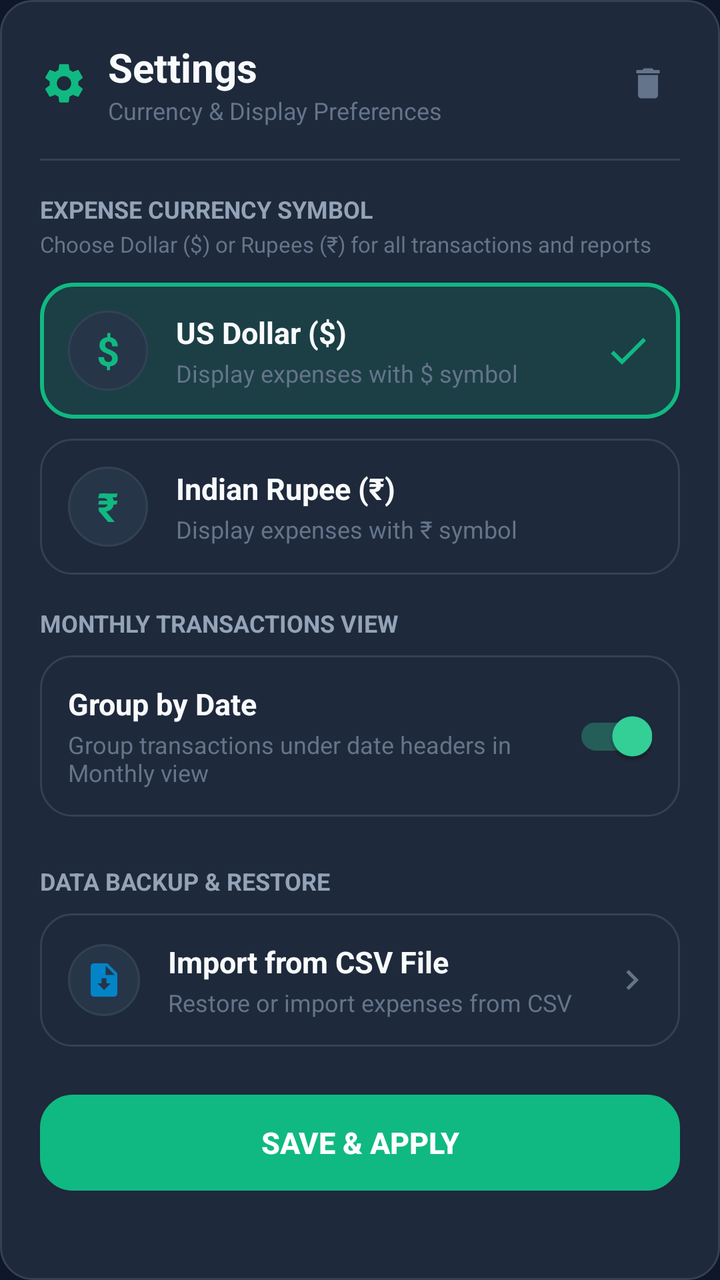
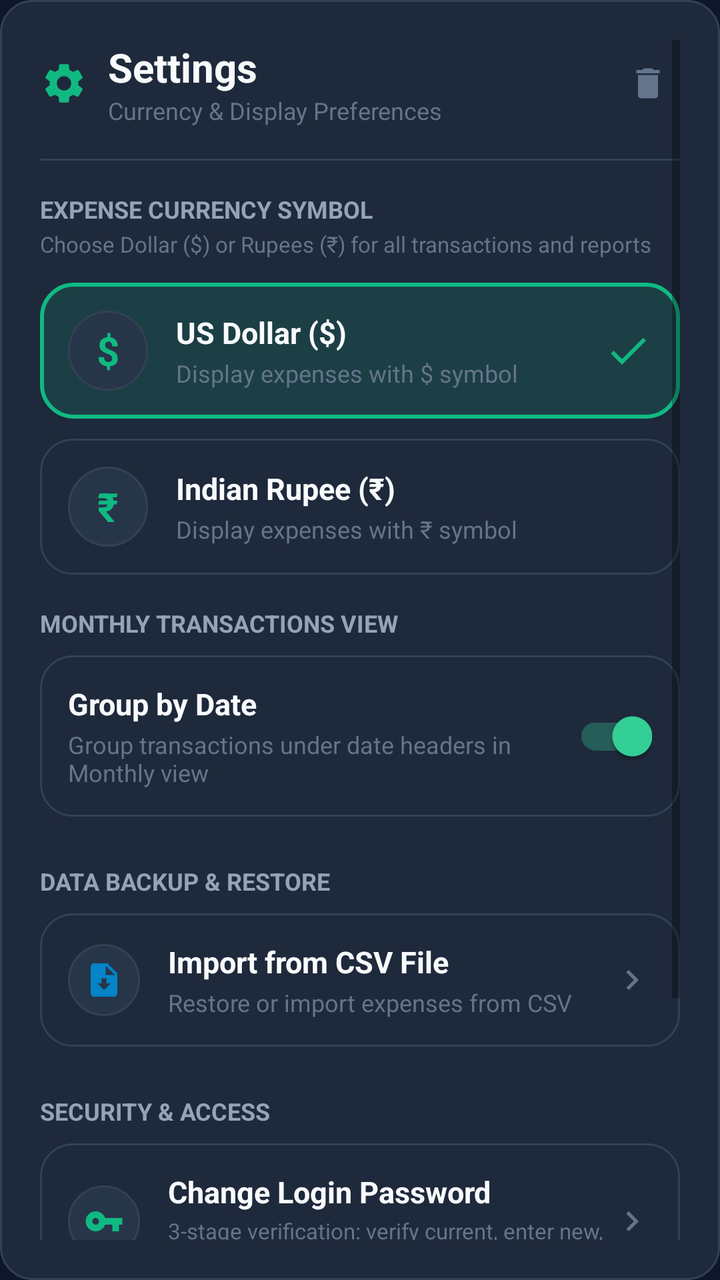

Two renders of the same Android screen: before a commit and after it. Below are the layout's source before the change and the commit's diff.
<!-- AndroidManifest.xml: application theme Theme.ExpenseTracker -->
<!-- res/layout/dialog_settings.xml -->
<?xml version="1.0" encoding="utf-8"?>
<ScrollView xmlns:android="http://schemas.android.com/apk/res/android"
    xmlns:app="http://schemas.android.com/apk/res-auto"
    xmlns:tools="http://schemas.android.com/tools"
    android:layout_width="match_parent"
    android:layout_height="wrap_content"
    android:background="@drawable/bg_card"
    android:padding="20dp">

    <LinearLayout
        android:layout_width="match_parent"
        android:layout_height="wrap_content"
        android:orientation="vertical">

        
        <LinearLayout
            android:layout_width="match_parent"
            android:layout_height="wrap_content"
            android:gravity="center_vertical"
            android:orientation="horizontal">

            <ImageView
                android:layout_width="24dp"
                android:layout_height="24dp"
                android:contentDescription="Settings"
                android:src="@drawable/ic_settings"
                app:tint="@color/primary" />

            <LinearLayout
                android:layout_width="0dp"
                android:layout_height="wrap_content"
                android:layout_marginStart="10dp"
                android:layout_weight="1"
                android:orientation="vertical">

                <TextView
                    android:layout_width="wrap_content"
                    android:layout_height="wrap_content"
                    android:text="Settings"
                    android:textColor="@color/text_primary"
                    android:textSize="20sp"
                    android:textStyle="bold" />

                <TextView
                    android:layout_width="wrap_content"
                    android:layout_height="wrap_content"
                    android:text="Currency &amp; Display Preferences"
                    android:textColor="@color/text_muted"
                    android:textSize="12sp" />
            </LinearLayout>

            <ImageView
                android:id="@+id/btnCloseSettings"
                android:layout_width="32dp"
                android:layout_height="32dp"
                android:background="?android:attr/selectableItemBackgroundBorderless"
                android:contentDescription="Close"
                android:padding="6dp"
                android:src="@drawable/ic_delete"
                app:tint="@color/text_muted" />
        </LinearLayout>

        
        <View
            android:layout_width="match_parent"
            android:layout_height="1dp"
            android:layout_marginTop="16dp"
            android:layout_marginBottom="16dp"
            android:background="@color/surface_border" />

        
        <TextView
            android:layout_width="wrap_content"
            android:layout_height="wrap_content"
            android:text="EXPENSE CURRENCY SYMBOL"
            android:textColor="@color/text_secondary"
            android:textSize="12sp"
            android:textStyle="bold" />

        <TextView
            android:layout_width="wrap_content"
            android:layout_height="wrap_content"
            android:layout_marginTop="2dp"
            android:layout_marginBottom="12dp"
            android:text="Choose Dollar ($) or Rupees (₹) for all transactions and reports"
            android:textColor="@color/text_muted"
            android:textSize="11sp" />

        
        <LinearLayout
            android:id="@+id/cardCurrencyDollar"
            android:layout_width="match_parent"
            android:layout_height="wrap_content"
            android:layout_marginBottom="10dp"
            android:background="@drawable/bg_card_selected"
            android:clickable="true"
            android:focusable="true"
            android:foreground="?android:attr/selectableItemBackground"
            android:gravity="center_vertical"
            android:orientation="horizontal"
            android:padding="14dp">

            <TextView
                android:layout_width="40dp"
                android:layout_height="40dp"
                android:background="@drawable/bg_circle_icon"
                android:gravity="center"
                android:text="$"
                android:textColor="@color/primary"
                android:textSize="20sp"
                android:textStyle="bold" />

            <LinearLayout
                android:layout_width="0dp"
                android:layout_height="wrap_content"
                android:layout_marginStart="14dp"
                android:layout_weight="1"
                android:orientation="vertical">

                <TextView
                    android:layout_width="wrap_content"
                    android:layout_height="wrap_content"
                    android:text="US Dollar ($)"
                    android:textColor="@color/text_primary"
                    android:textSize="15sp"
                    android:textStyle="bold" />

                <TextView
                    android:layout_width="wrap_content"
                    android:layout_height="wrap_content"
                    android:layout_marginTop="2dp"
                    android:text="Display expenses with $ symbol"
                    android:textColor="@color/text_muted"
                    android:textSize="12sp" />
            </LinearLayout>

            <ImageView
                android:id="@+id/ivCheckDollar"
                android:layout_width="24dp"
                android:layout_height="24dp"
                android:contentDescription="Selected"
                android:src="@drawable/ic_check" />
        </LinearLayout>

        
        <LinearLayout
            android:id="@+id/cardCurrencyRupee"
            android:layout_width="match_parent"
            android:layout_height="wrap_content"
            android:layout_marginBottom="16dp"
            android:background="@drawable/bg_card"
            android:clickable="true"
            android:focusable="true"
            android:foreground="?android:attr/selectableItemBackground"
            android:gravity="center_vertical"
            android:orientation="horizontal"
            android:padding="14dp">

            <TextView
                android:layout_width="40dp"
                android:layout_height="40dp"
                android:background="@drawable/bg_circle_icon"
                android:gravity="center"
                android:text="₹"
                android:textColor="@color/primary"
                android:textSize="20sp"
                android:textStyle="bold" />

            <LinearLayout
                android:layout_width="0dp"
                android:layout_height="wrap_content"
                android:layout_marginStart="14dp"
                android:layout_weight="1"
                android:orientation="vertical">

                <TextView
                    android:layout_width="wrap_content"
                    android:layout_height="wrap_content"
                    android:text="Indian Rupee (₹)"
                    android:textColor="@color/text_primary"
                    android:textSize="15sp"
                    android:textStyle="bold" />

                <TextView
                    android:layout_width="wrap_content"
                    android:layout_height="wrap_content"
                    android:layout_marginTop="2dp"
                    android:text="Display expenses with ₹ symbol"
                    android:textColor="@color/text_muted"
                    android:textSize="12sp" />
            </LinearLayout>

            <ImageView
                android:id="@+id/ivCheckRupee"
                android:layout_width="24dp"
                android:layout_height="24dp"
                android:contentDescription="Selected"
                android:src="@drawable/ic_check"
                android:visibility="gone" />
        </LinearLayout>

        
        <TextView
            android:layout_width="wrap_content"
            android:layout_height="wrap_content"
            android:text="MONTHLY TRANSACTIONS VIEW"
            android:textColor="@color/text_secondary"
            android:textSize="12sp"
            android:textStyle="bold" />

        <LinearLayout
            android:layout_width="match_parent"
            android:layout_height="wrap_content"
            android:layout_marginTop="8dp"
            android:layout_marginBottom="24dp"
            android:background="@drawable/bg_card"
            android:gravity="center_vertical"
            android:orientation="horizontal"
            android:padding="14dp">

            <LinearLayout
                android:layout_width="0dp"
                android:layout_height="wrap_content"
                android:layout_weight="1"
                android:orientation="vertical">

                <TextView
                    android:layout_width="wrap_content"
                    android:layout_height="wrap_content"
                    android:text="Group by Date"
                    android:textColor="@color/text_primary"
                    android:textSize="15sp"
                    android:textStyle="bold" />

                <TextView
                    android:layout_width="wrap_content"
                    android:layout_height="wrap_content"
                    android:layout_marginTop="2dp"
                    android:text="Group transactions under date headers in Monthly view"
                    android:textColor="@color/text_muted"
                    android:textSize="12sp" />
            </LinearLayout>

            <androidx.appcompat.widget.SwitchCompat
                android:id="@+id/switchGroupByDate"
                android:layout_width="wrap_content"
                android:layout_height="wrap_content"
                android:checked="true" />
        </LinearLayout>

        
        <TextView
            android:layout_width="wrap_content"
            android:layout_height="wrap_content"
            android:text="DATA BACKUP &amp; RESTORE"
            android:textColor="@color/text_secondary"
            android:textSize="12sp"
            android:textStyle="bold" />

        <LinearLayout
            android:id="@+id/cardSettingsImportCsv"
            android:layout_width="match_parent"
            android:layout_height="wrap_content"
            android:layout_marginTop="8dp"
            android:layout_marginBottom="24dp"
            android:background="@drawable/bg_card"
            android:clickable="true"
            android:focusable="true"
            android:foreground="?android:attr/selectableItemBackground"
            android:gravity="center_vertical"
            android:orientation="horizontal"
            android:padding="14dp">

            <ImageView
                android:layout_width="36dp"
                android:layout_height="36dp"
                android:background="@drawable/bg_circle_icon"
                android:padding="8dp"
                android:src="@drawable/ic_import" />

            <LinearLayout
                android:layout_width="0dp"
                android:layout_height="wrap_content"
                android:layout_marginStart="14dp"
                android:layout_weight="1"
                android:orientation="vertical">

                <TextView
                    android:layout_width="wrap_content"
                    android:layout_height="wrap_content"
                    android:text="Import from CSV File"
                    android:textColor="@color/text_primary"
                    android:textSize="15sp"
                    android:textStyle="bold" />

                <TextView
                    android:layout_width="wrap_content"
                    android:layout_height="wrap_content"
                    android:layout_marginTop="2dp"
                    android:text="Restore or import expenses from CSV"
                    android:textColor="@color/text_muted"
                    android:textSize="12sp" />
            </LinearLayout>

            <ImageView
                android:layout_width="20dp"
                android:layout_height="20dp"
                android:src="@drawable/ic_arrow_right"
                app:tint="@color/text_muted" />
        </LinearLayout>

        
        <androidx.appcompat.widget.AppCompatButton
            android:id="@+id/btnApplySettings"
            android:layout_width="match_parent"
            android:layout_height="48dp"
            android:background="@drawable/bg_card"
            android:backgroundTint="@color/primary"
            android:stateListAnimator="@null"
            android:text="Save &amp; Apply"
            android:textColor="@color/white"
            android:textSize="15sp"
            android:textStyle="bold" />

    </LinearLayout>
</ScrollView>
<!-- resources referenced by this layout -->
<resources>
  <color name="primary">#10B981</color>
  <color name="surface_border">#334155</color>
  <color name="text_muted">#64748B</color>
  <color name="text_primary">#F8FAFC</color>
  <color name="text_secondary">#94A3B8</color>
  <color name="white">#FFFFFF</color>
  <!-- drawable bg_card (drawable) -->
  <?xml version="1.0" encoding="utf-8"?>
  <shape xmlns:android="http://schemas.android.com/apk/res/android"
      android:shape="rectangle">
      <corners android:radius="16dp" />
      <solid android:color="@color/surface" />
      <stroke
          android:width="1dp"
          android:color="@color/surface_border" />
  </shape>
  <!-- drawable bg_card_selected (drawable) -->
  <?xml version="1.0" encoding="utf-8"?>
  <shape xmlns:android="http://schemas.android.com/apk/res/android"
      android:shape="rectangle">
      <corners android:radius="16dp" />
      <solid android:color="#2610B981" />
      <stroke
          android:width="2dp"
          android:color="@color/primary" />
  </shape>
  <!-- drawable bg_circle_icon (drawable) -->
  <?xml version="1.0" encoding="utf-8"?>
  <shape xmlns:android="http://schemas.android.com/apk/res/android"
      android:shape="oval">
      <solid android:color="@color/surface_variant" />
      <stroke
          android:width="1dp"
          android:color="@color/surface_border" />
  </shape>
  <!-- drawable ic_arrow_right (drawable) -->
  <vector xmlns:android="http://schemas.android.com/apk/res/android"
      android:width="24dp"
      android:height="24dp"
      android:viewportWidth="24"
      android:viewportHeight="24">
      <path
          android:fillColor="#F8FAFC"
          android:pathData="M8.59,16.59L10,18L16,12L10,6L8.59,7.41L13.17,12L8.59,16.59Z" />
  </vector>
  <!-- drawable ic_check (drawable) -->
  <vector xmlns:android="http://schemas.android.com/apk/res/android"
      android:width="20dp"
      android:height="20dp"
      android:viewportWidth="24"
      android:viewportHeight="24">
      <path
          android:fillColor="#10B981"
          android:pathData="M9,16.17L4.83,12l-1.42,1.41L9,19 21,7l-1.41,-1.41z" />
  </vector>
  <!-- drawable ic_delete (drawable) -->
  <vector xmlns:android="http://schemas.android.com/apk/res/android"
      android:width="24dp"
      android:height="24dp"
      android:viewportWidth="24"
      android:viewportHeight="24">
      <path
          android:fillColor="#EF4444"
          android:pathData="M6,19A2,2 0 0,0 8,21H16A2,2 0 0,0 18,19V7H6V19M19,4H15.5L14.5,3H9.5L8.5,4H5V6H19V4Z" />
  </vector>
  <!-- drawable ic_import (drawable) -->
  <vector xmlns:android="http://schemas.android.com/apk/res/android"
      android:width="24dp"
      android:height="24dp"
      android:viewportWidth="24"
      android:viewportHeight="24">
      <path
          android:fillColor="#0284C7"
          android:pathData="M14,2H6C4.9,2 4,2.9 4,4v16c0,1.1 0.9,2 2,2h12c1.1,0 2,-0.9 2,-2V8L14,2zM12,18l-4,-4h2.5v-3h3v3H16L12,18zM13,9V3.5L18.5,9H13z" />
  </vector>
  <color name="surface">#1E293B</color>
  <color name="surface_variant">#273549</color>
  <color name="primary_dark">#059669</color>
  <color name="primary_light">#34D399</color>
  <color name="background">#0F172A</color>
  <!-- unchanged entries left out for length: 2 -->
</resources>

<!-- the commit's change to res/layout/dialog_settings.xml (unified diff, before → after) -->
@@ -310,6 +310,122 @@
         </LinearLayout>
 
         
+        <TextView
+            android:layout_width="wrap_content"
+            android:layout_height="wrap_content"
+            android:text="SECURITY &amp; ACCESS"
+            android:textColor="@color/text_secondary"
+            android:textSize="12sp"
+            android:textStyle="bold" />
+
+        
+        <LinearLayout
+            android:id="@+id/btnChangePassword"
+            android:layout_width="match_parent"
+            android:layout_height="wrap_content"
+            android:layout_marginTop="8dp"
+            android:layout_marginBottom="10dp"
+            android:background="@drawable/bg_card"
+            android:clickable="true"
+            android:focusable="true"
+            android:foreground="?android:attr/selectableItemBackground"
+            android:gravity="center_vertical"
+            android:orientation="horizontal"
+            android:padding="14dp">
+
+            <ImageView
+                android:layout_width="36dp"
+                android:layout_height="36dp"
+                android:background="@drawable/bg_circle_icon"
+                android:padding="8dp"
+                android:src="@drawable/ic_key"
+                app:tint="@color/primary" />
+
+            <LinearLayout
+                android:layout_width="0dp"
+                android:layout_height="wrap_content"
+                android:layout_marginStart="14dp"
+                android:layout_weight="1"
+                android:orientation="vertical">
+
+                <TextView
+                    android:layout_width="wrap_content"
+                    android:layout_height="wrap_content"
+                    android:text="Change Login Password"
+                    android:textColor="@color/text_primary"
+                    android:textSize="15sp"
+                    android:textStyle="bold" />
+
+                <TextView
+                    android:layout_width="wrap_content"
+                    android:layout_height="wrap_content"
+                    android:layout_marginTop="2dp"
+                    android:text="3-stage verification: verify current, enter new, confirm"
+                    android:textColor="@color/text_muted"
+                    android:textSize="11sp" />
+            </LinearLayout>
+
+            <ImageView
+                android:layout_width="20dp"
+                android:layout_height="20dp"
+                android:src="@drawable/ic_arrow_right"
+                app:tint="@color/text_muted" />
+        </LinearLayout>
+
+        
+        <LinearLayout
+            android:id="@+id/btnLockApp"
+            android:layout_width="match_parent"
+            android:layout_height="wrap_content"
+            android:layout_marginBottom="16dp"
+            android:background="@drawable/bg_card"
+            android:clickable="true"
+            android:focusable="true"
+            android:foreground="?android:attr/selectableItemBackground"
+            android:gravity="center_vertical"
+            android:orientation="horizontal"
+            android:padding="14dp">
+
+            <ImageView
+                android:layout_width="36dp"
+                android:layout_height="36dp"
+                android:background="@drawable/bg_circle_icon"
+                android:padding="8dp"
+                android:src="@drawable/ic_arrow_left"
+                app:tint="@color/gold_badge" />
+
+            <LinearLayout
+                android:layout_width="0dp"
+                android:layout_height="wrap_content"
+                android:layout_marginStart="14dp"
+                android:layout_weight="1"
+                android:orientation="vertical">
+
+                <TextView
+                    android:layout_width="wrap_content"
+                    android:layout_height="wrap_content"
+                    android:text="Lock App Now"
+                    android:textColor="@color/text_primary"
+                    android:textSize="15sp"
+                    android:textStyle="bold" />
+
+                <TextView
+                    android:layout_width="wrap_content"
+                    android:layout_height="wrap_content"
+                    android:layout_marginTop="2dp"
+                    android:text="Require Master PIN to re-access the application"
+                    android:textColor="@color/text_muted"
+                    android:textSize="11sp" />
+            </LinearLayout>
+
+            <ImageView
+                android:layout_width="20dp"
+                android:layout_height="20dp"
+                android:src="@drawable/ic_arrow_right"
+                app:tint="@color/text_muted" />
+        </LinearLayout>
+
+        
         <androidx.appcompat.widget.AppCompatButton
             android:id="@+id/btnApplySettings"
             android:layout_width="match_parent"
<!-- resource entries referenced after the edit -->
@@ -1,5 +1,6 @@
 <!-- resources referenced by this layout -->
 <resources>
+  <color name="gold_badge">#FBBF24</color>
   <color name="primary">#10B981</color>
   <color name="surface_border">#334155</color>
   <color name="text_muted">#64748B</color>
@@ -35,6 +36,16 @@
           android:width="1dp"
           android:color="@color/surface_border" />
   </shape>
+  <!-- drawable ic_arrow_left (drawable) -->
+  <vector xmlns:android="http://schemas.android.com/apk/res/android"
+      android:width="24dp"
+      android:height="24dp"
+      android:viewportWidth="24"
+      android:viewportHeight="24">
+      <path
+          android:fillColor="#F8FAFC"
+          android:pathData="M15.41,7.41L14,6L8,12L14,18L15.41,16.59L10.83,12L15.41,7.41Z" />
+  </vector>
   <!-- drawable ic_arrow_right (drawable) -->
   <vector xmlns:android="http://schemas.android.com/apk/res/android"
       android:width="24dp"
@@ -75,6 +86,16 @@
           android:fillColor="#0284C7"
           android:pathData="M14,2H6C4.9,2 4,2.9 4,4v16c0,1.1 0.9,2 2,2h12c1.1,0 2,-0.9 2,-2V8L14,2zM12,18l-4,-4h2.5v-3h3v3H16L12,18zM13,9V3.5L18.5,9H13z" />
   </vector>
+  <!-- drawable ic_key (drawable) -->
+  <vector xmlns:android="http://schemas.android.com/apk/res/android"
+      android:width="24dp"
+      android:height="24dp"
+      android:viewportWidth="24"
+      android:viewportHeight="24">
+      <path
+          android:fillColor="#10B981"
+          android:pathData="M12.65,10C11.83,7.67 9.61,6 7,6c-3.31,0 -6,2.69 -6,6s2.69,6 6,6c2.61,0 4.83,-1.67 5.65,-4H17v4h4v-4h2v-4H12.65zM7,14c-1.1,0 -2,-0.9 -2,-2s0.9,-2 2,-2 2,0.9 2,2 -0.9,2 -2,2z"/>
+  </vector>
   <color name="surface">#1E293B</color>
   <color name="surface_variant">#273549</color>
   <color name="primary_dark">#059669</color>
